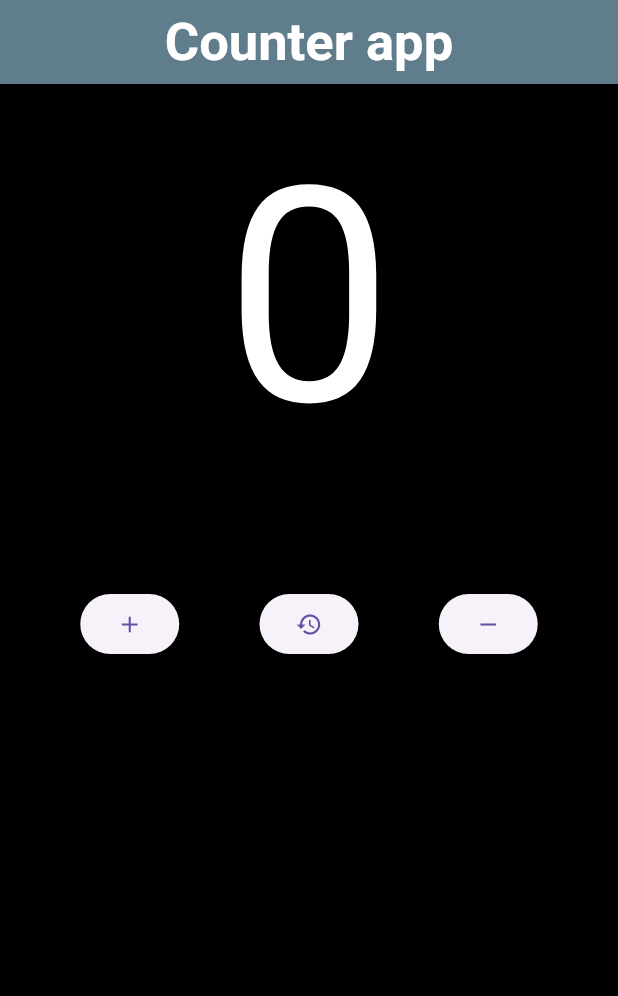
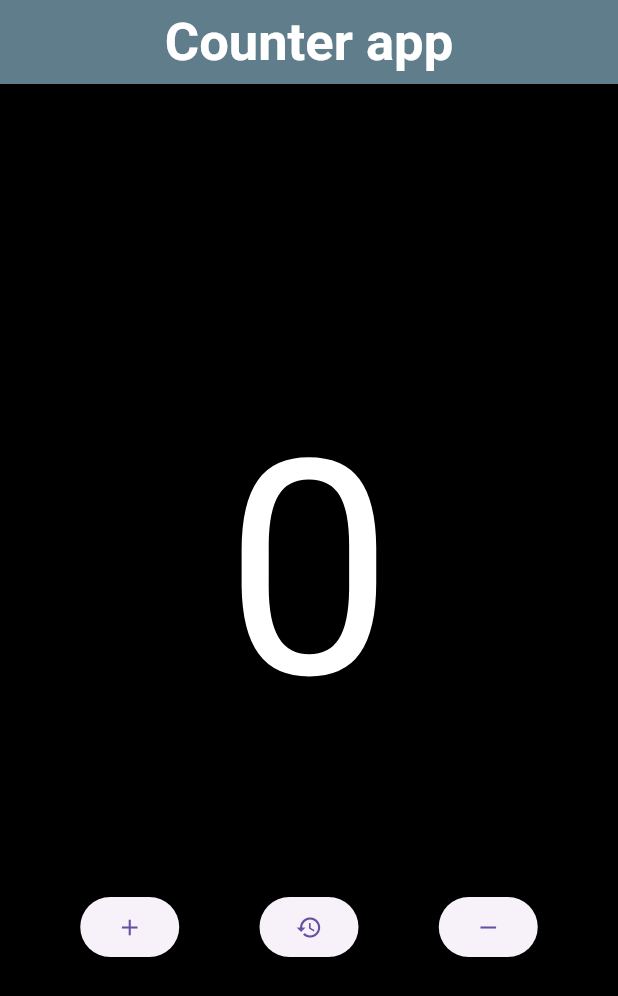
Before and after one commit to AA919Rabby/counter_app, a Flutter app: the screen it shows after launch, on a phone screen of 412 x 824 dp. Shown: the top 996 px of the screen. Run offline on Flutter 3.47's test engine with Material 3 defaults, Android fonts, the light colour scheme and no system bars.

Commit message:
Adjust layout spacing in counter_page.dart

```diff
--- a/lib/counter_page.dart
+++ b/lib/counter_page.dart
@@ -34,12 +34,14 @@
       backgroundColor: Colors.black,
       body: Center(
           child: Column(
+             mainAxisAlignment: MainAxisAlignment.center,
+          crossAxisAlignment: CrossAxisAlignment.center,
             children: [
               Text(
                 counter.toString(),
                 style: TextStyle(color: Colors.white,fontSize: 200),
               ),
-              SizedBox(height: 50,),
+              SizedBox(height: 70,),
               Row(
                 mainAxisAlignment: MainAxisAlignment.spaceEvenly,
                 children: [
```
